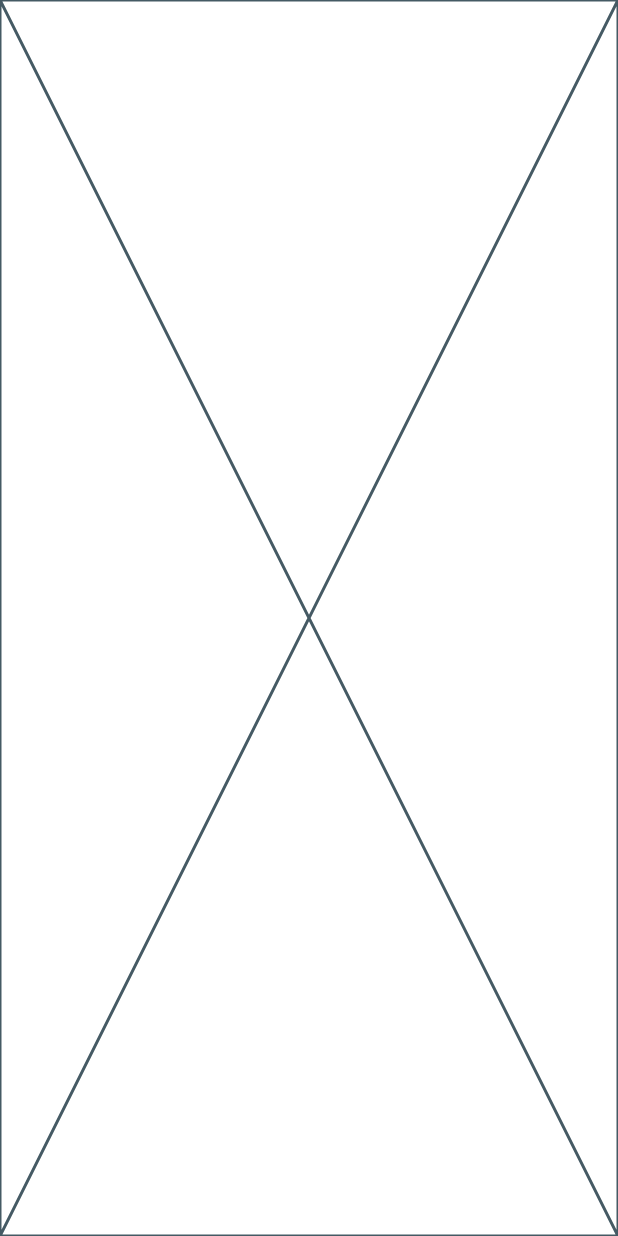
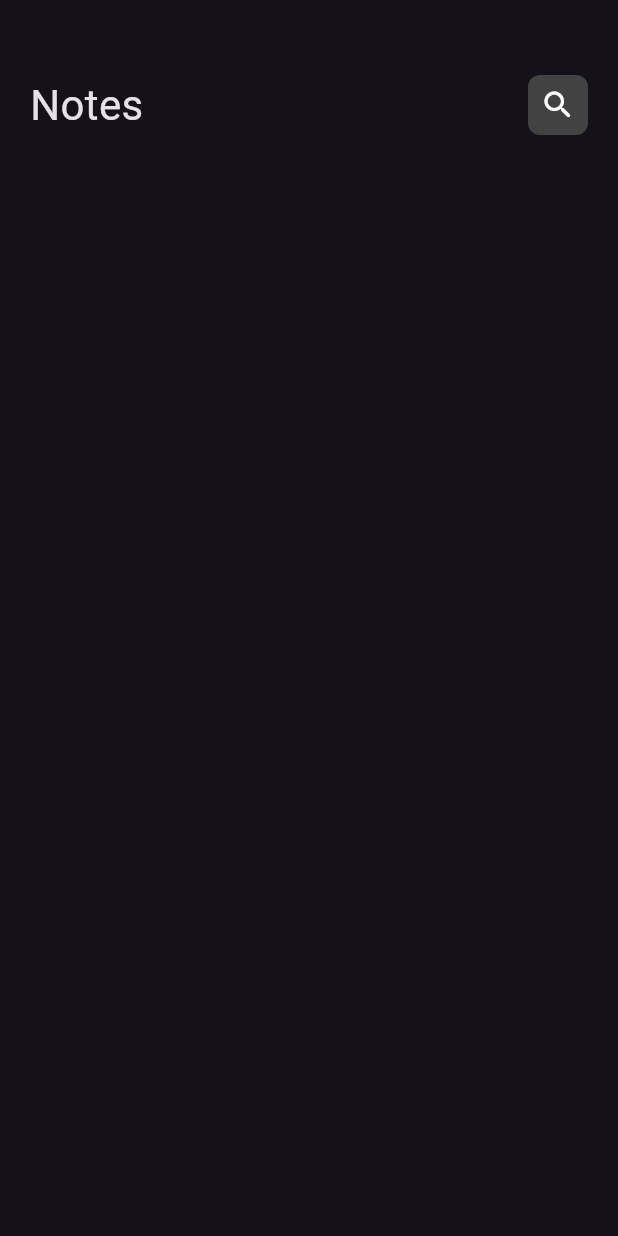
Before and after one commit to marcolous/Flutter-Notes, a Flutter app: the screen it shows after launch, on a phone screen of 412 x 824 dp. Run offline on Flutter 3.47's test engine with Material 3 defaults, Android fonts, the phone set to English and light mode, and no system bars.

Commit message:
adding custom app bar

```diff
--- a/lib/main.dart
+++ b/lib/main.dart
@@ -13,6 +13,7 @@ class NotesApp extends StatelessWidget {
   @override
   Widget build(BuildContext context) {
     return MaterialApp(
+      debugShowCheckedModeBanner: false,
       theme: ThemeData.dark(),
       home: NotesView(),
     );
--- a/lib/views/note_view.dart
+++ b/lib/views/note_view.dart
@@ -1,10 +1,13 @@
 import 'package:flutter/material.dart';
+import 'package:notes_app/views/widgets/note_view_body.dart';
 
 class NotesView extends StatelessWidget {
   const NotesView({super.key});
 
   @override
   Widget build(BuildContext context) {
-    return const Placeholder();
+    return const Scaffold(
+      body: NoteViewBody(),
+    );
   }
 }
--- /dev/null
+++ b/lib/views/widgets/custom_app_bar.dart
@@ -0,0 +1,20 @@
+import 'package:flutter/material.dart';
+import 'package:notes_app/views/widgets/custom_search_icon.dart';
+
+class CustomAppBar extends StatelessWidget {
+  const CustomAppBar({super.key});
+
+  @override
+  Widget build(BuildContext context) {
+    return const Row(
+      children: [
+        Text(
+          'Notes',
+          style: TextStyle(fontSize: 28),
+        ),
+        Spacer(),
+        CustomSearchIcon(),
+      ],
+    );
+  }
+}
--- /dev/null
+++ b/lib/views/widgets/custom_search_icon.dart
@@ -0,0 +1,16 @@
+import 'package:flutter/material.dart';
+
+class CustomSearchIcon extends StatelessWidget {
+  const CustomSearchIcon({super.key});
+
+  @override
+  Widget build(BuildContext context) {
+    return Container(
+      height: 40,
+      width: 40,
+      decoration: BoxDecoration(
+          borderRadius: BorderRadius.circular(8), color: Colors.grey[800]),
+      child: const Icon(Icons.search_rounded),
+    );
+  }
+}
--- /dev/null
+++ b/lib/views/widgets/note_view_body.dart
@@ -0,0 +1,18 @@
+import 'package:flutter/material.dart';
+import 'package:notes_app/views/widgets/custom_app_bar.dart';
+
+class NoteViewBody extends StatelessWidget {
+  const NoteViewBody({super.key});
+
+  @override
+  Widget build(BuildContext context) {
+    return const Padding(
+      padding: EdgeInsets.only(top: 50, left: 20, right: 20),
+      child: Column(
+        children: [
+          CustomAppBar(),
+        ],
+      ),
+    );
+  }
+}
```
